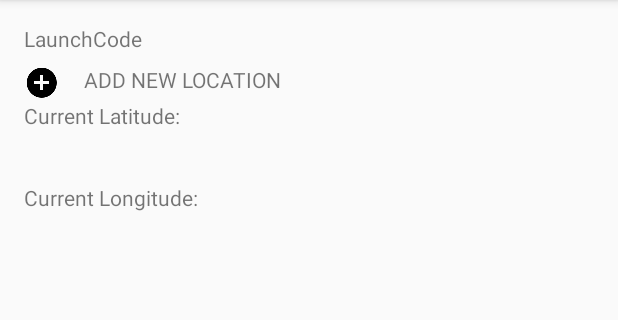
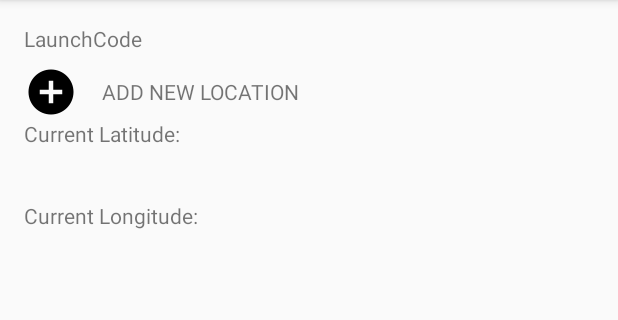
Before and after one commit to abstract5/Silence, an Android app: the screen it shows after launch (MainActivity), on a phone screen of 412 x 824 dp, the part 84-404 px from its top. Run offline under Robolectric (Android 15) with nearby library versions, the phone set to English and light mode, and no system bars.

Commit message:
Created add location button

```diff
--- a/app/src/main/java/com/example/android/silence/MainActivity.java
+++ b/app/src/main/java/com/example/android/silence/MainActivity.java
@@ -7,6 +7,8 @@ import android.support.annotation.NonNull;
 import android.support.annotation.Nullable;
 import android.support.v7.app.AppCompatActivity;
 import android.util.Log;
+import android.view.View;
+import android.widget.LinearLayout;
 import android.widget.ListView;
 import android.widget.TextView;
 import android.widget.Toast;
@@ -32,6 +34,8 @@ GoogleApiClient.OnConnectionFailedListener, LocationListener{
     private TextView mTxtLongitude;
     private ListView mList;
     private SilenceAdapter mAdapter;
+    private LinearLayout mContainer;
+    private Location mCurrentLocation;
     private  ArrayList<SilentLocale> silentList;
 
     @Override
@@ -40,13 +44,25 @@ GoogleApiClient.OnConnectionFailedListener, LocationListener{
         setContentView(R.layout.activity_main);
 
         mAudioManager = (AudioManager) getSystemService(AUDIO_SERVICE);
+
         silentList = new ArrayList<>();
         silentList.add(launchCode);
+
         mAdapter = new SilenceAdapter(this, silentList);
         mList = (ListView) findViewById(R.id.silent_list);
+
         mTxtLatitude = (TextView) findViewById(R.id.latitude);
         mTxtLongitude = (TextView) findViewById(R.id.longitude);
+        mContainer = (LinearLayout) findViewById(R.id.button_container);
         mList.setAdapter(mAdapter);
+
+        mContainer.setOnClickListener(new View.OnClickListener() {
+            @Override
+            public void onClick(View v) {
+                silentList.add(new SilentLocale(mCurrentLocation.getLatitude(), mCurrentLocation.getLongitude()));
+            }
+        });
+
         buildGoogleApiClient();
     }
 
@@ -90,6 +106,7 @@ GoogleApiClient.OnConnectionFailedListener, LocationListener{
     public void onLocationChanged(Location location) {
         mTxtLongitude.setText(Double.toString(location.getLongitude()));
         mTxtLatitude.setText(Double.toString(location.getLatitude()));
+        mCurrentLocation = location;
 
         for(int i = 0; i < silentList.size(); i++) {
             if (mAudioManager.getRingerMode() != AudioManager.RINGER_MODE_SILENT) {
--- a/app/src/main/java/com/example/android/silence/SilentLocale.java
+++ b/app/src/main/java/com/example/android/silence/SilentLocale.java
@@ -17,7 +17,7 @@ public class SilentLocale {
     public SilentLocale(double latitude, double longitude){
         mLat = latitude;
         mLon = longitude;
-        mRadius = 10.0;
+        mRadius = 50.0;
         mName = "LaunchCode";
     }
 
--- a/app/src/main/res/layout/activity_main.xml
+++ b/app/src/main/res/layout/activity_main.xml
@@ -18,14 +18,17 @@
         android:layout_height="wrap_content"/>
 
     <LinearLayout
+        android:id="@+id/button_container"
         android:layout_width="match_parent"
         android:layout_height="wrap_content"
-        android:orientation="horizontal">
+        android:orientation="horizontal"
+        android:gravity="center_vertical"
+        android:background="?attr/selectableItemBackground">
 
         <ImageView
             android:layout_width="wrap_content"
             android:layout_height="wrap_content"
-            android:src="@drawable/ic_add_circle_black_24dp"/>
+            android:src="@drawable/ic_add_circle_black_36dp"/>
 
         <TextView
             android:id="@+id/add_button"
--- a/app/src/main/res/values/colors.xml
+++ b/app/src/main/res/values/colors.xml
@@ -3,4 +3,6 @@
     <color name="colorPrimary">#3F51B5</color>
     <color name="colorPrimaryDark">#303F9F</color>
     <color name="colorAccent">#FF4081</color>
+
+    <color name="button_color">#FFFFFF</color>
 </resources>
```
Also changed, not shown: app/src/main/res/drawable-hdpi/ic_add_circle_black_36dp.png (added), app/src/main/res/drawable-mdpi/ic_add_circle_black_36dp.png (added), app/src/main/res/drawable-xhdpi/ic_add_circle_black_36dp.png (added), app/src/main/res/drawable-xxhdpi/ic_add_circle_black_36dp.png (added), app/src/main/res/drawable-xxxhdpi/ic_add_circle_black_36dp.png (added).
